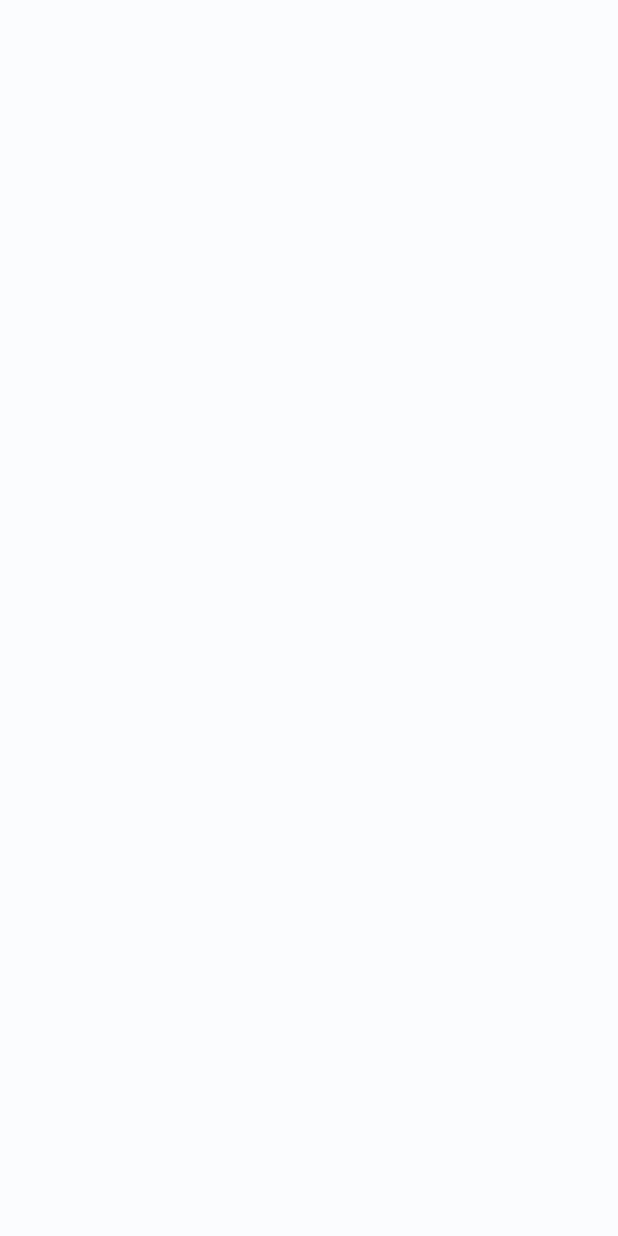
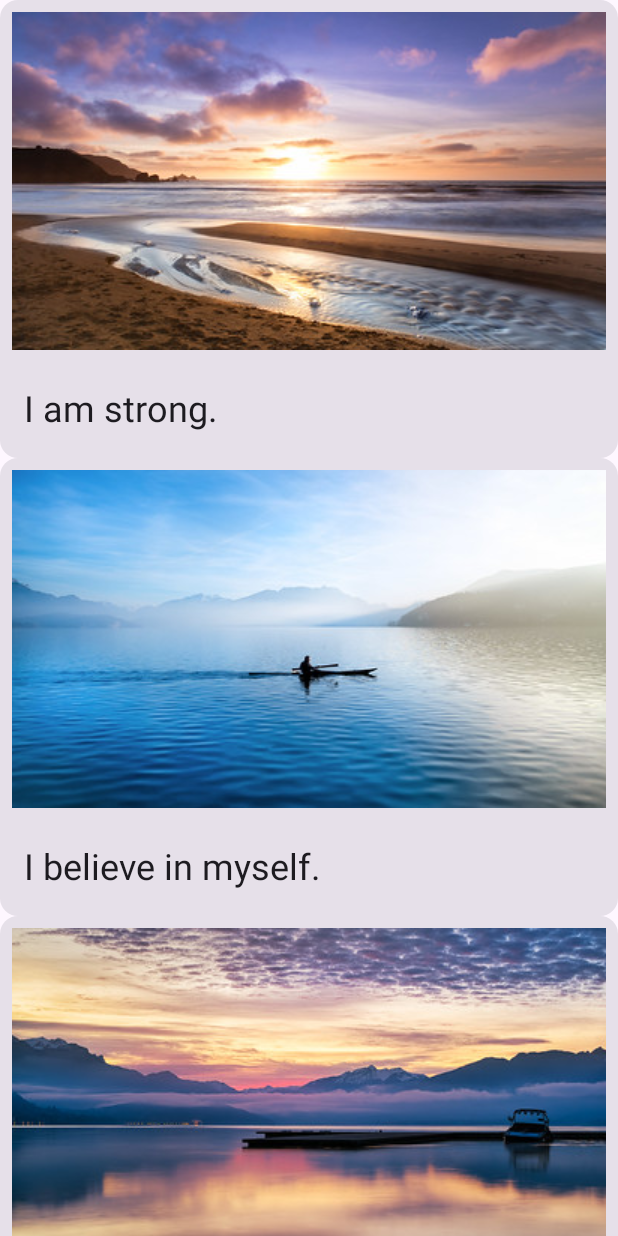
Before and after one commit to anaijg/Affirmations, an Android app built with Jetpack Compose: the screen it shows after launch (MainActivity), on a phone screen of 412 x 824 dp. Before the commit the screen is empty. Run offline under Robolectric (Android 15) with nearby library versions, the phone set to English and light mode, and no system bars.

Commit message:
2 y 3. Completado

```diff
--- a/app/src/main/java/com/example/affirmations/MainActivity.kt
+++ b/app/src/main/java/com/example/affirmations/MainActivity.kt
@@ -18,11 +18,34 @@ package com.example.affirmations
 import android.os.Bundle
 import androidx.activity.ComponentActivity
 import androidx.activity.compose.setContent
+import androidx.compose.foundation.Image
+import androidx.compose.foundation.layout.Column
+import androidx.compose.foundation.layout.WindowInsets
+import androidx.compose.foundation.layout.asPaddingValues
+import androidx.compose.foundation.layout.calculateEndPadding
+import androidx.compose.foundation.layout.calculateStartPadding
 import androidx.compose.foundation.layout.fillMaxSize
+import androidx.compose.foundation.layout.fillMaxWidth
+import androidx.compose.foundation.layout.padding
+import androidx.compose.foundation.layout.safeDrawing
+import androidx.compose.foundation.layout.statusBarsPadding
+import androidx.compose.material3.Card
 import androidx.compose.material3.MaterialTheme
+import androidx.compose.material3.Scaffold
 import androidx.compose.material3.Surface
+import androidx.compose.material3.Text
 import androidx.compose.runtime.Composable
 import androidx.compose.ui.Modifier
+import androidx.compose.ui.layout.ContentScale
+import androidx.compose.ui.platform.LocalContext
+import androidx.compose.ui.platform.LocalLayoutDirection
+import androidx.compose.ui.res.painterResource
+import androidx.compose.ui.res.stringResource
+import androidx.compose.ui.tooling.preview.Preview
+import androidx.compose.ui.unit.dp
+import com.example.affirmations.data.Datasource
+import com.example.affirmations.model.Affirmation
+import com.example.affirmations.ui.AffirmationsList
 import com.example.affirmations.ui.theme.AffirmationsTheme
 
 class MainActivity : ComponentActivity() {
@@ -45,4 +68,20 @@ class MainActivity : ComponentActivity() {
 
 @Composable
 fun AffirmationsApp() {
+    val layoutDirection = LocalLayoutDirection.current
+    Surface(
+        modifier = Modifier
+            .fillMaxSize()
+            .statusBarsPadding()
+            .padding(
+                start = WindowInsets.safeDrawing.asPaddingValues()
+                    .calculateStartPadding(layoutDirection),
+                end = WindowInsets.safeDrawing.asPaddingValues()
+                    .calculateEndPadding(layoutDirection)
+            ),
+    ) {
+        AffirmationsList(
+            affirmationList = Datasource().loadAffirmations(), modifier = Modifier
+        )
+    }
 }
--- /dev/null
+++ b/app/src/main/java/com/example/affirmations/ui/AffirmationCard.kt
@@ -0,0 +1,46 @@
+package com.example.affirmations.ui
+
+import androidx.compose.foundation.Image
+import androidx.compose.foundation.layout.Column
+import androidx.compose.foundation.layout.fillMaxWidth
+import androidx.compose.foundation.layout.padding
+import androidx.compose.material3.Card
+import androidx.compose.material3.MaterialTheme
+import androidx.compose.material3.Text
+import androidx.compose.runtime.Composable
+import androidx.compose.ui.Modifier
+import androidx.compose.ui.layout.ContentScale
+import androidx.compose.ui.platform.LocalContext
+import androidx.compose.ui.res.painterResource
+import androidx.compose.ui.res.stringResource
+import androidx.compose.ui.tooling.preview.Preview
+import androidx.compose.ui.unit.dp
+import com.example.affirmations.R
+import com.example.affirmations.model.Affirmation
+
+@Composable
+fun AffirmationCard(affirmation: Affirmation, modifier: Modifier = Modifier) {
+    Card(modifier = Modifier) {
+        Column {
+            Image(
+                painter = painterResource(affirmation.imageResourceId),
+                contentDescription = stringResource(affirmation.stringResourceId),
+                modifier = Modifier
+                    .fillMaxWidth()
+                    .padding(8.dp),
+                contentScale = ContentScale.Crop
+            )
+            Text(
+                text = LocalContext.current.getString(affirmation.stringResourceId),
+                modifier = Modifier.padding(16.dp),
+                style = MaterialTheme.typography.headlineSmall
+            )
+        }
+    }
+}
+
+@Preview
+@Composable
+fun AffirmationCardPreview() {
+    AffirmationCard(Affirmation(R.string.affirmation1, R.drawable.image1))
+}
--- /dev/null
+++ b/app/src/main/java/com/example/affirmations/ui/AffirmationsList.kt
@@ -0,0 +1,18 @@
+package com.example.affirmations.ui
+
+import androidx.compose.foundation.layout.padding
+import androidx.compose.foundation.lazy.LazyColumn
+import androidx.compose.foundation.lazy.items
+import androidx.compose.runtime.Composable
+import androidx.compose.ui.Modifier
+import androidx.compose.ui.unit.dp
+import com.example.affirmations.model.Affirmation
+
+@Composable
+fun AffirmationsList(affirmationList: List<Affirmation>, modifier: Modifier) {
+    LazyColumn(modifier = Modifier) {
+        items(affirmationList) { affirmation ->
+            AffirmationCard(affirmation = affirmation, modifier = Modifier.padding(8.dp))
+        }
+    }
+}
```
